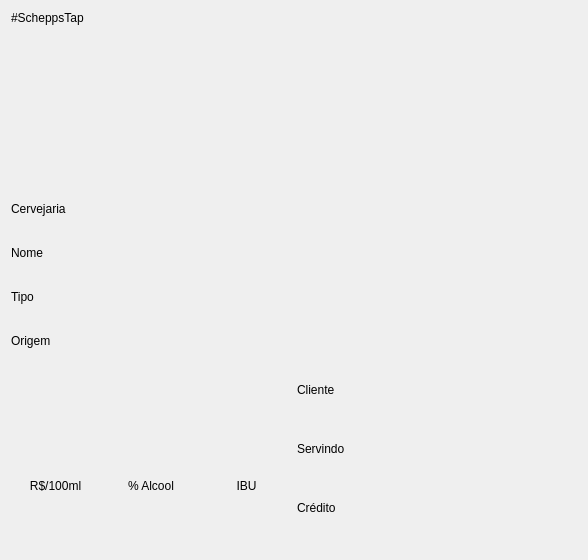
cyberchip/ScheppsTap, file mainwindow.ui: the form before one commit.
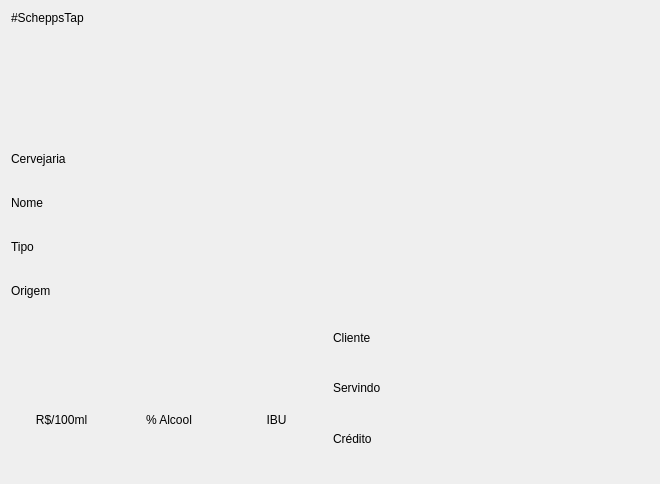
The form after the commit.

What changed in the file:
```diff
--- a/mainwindow.ui
+++ b/mainwindow.ui
@@ -9,8 +9,8 @@
    <rect>
     <x>0</x>
     <y>0</y>
-    <width>588</width>
-    <height>560</height>
+    <width>660</width>
+    <height>484</height>
    </rect>
   </property>
   <property name="windowTitle">
```
Left out of the diff: 8 changed lines with no effect on the pictures.
